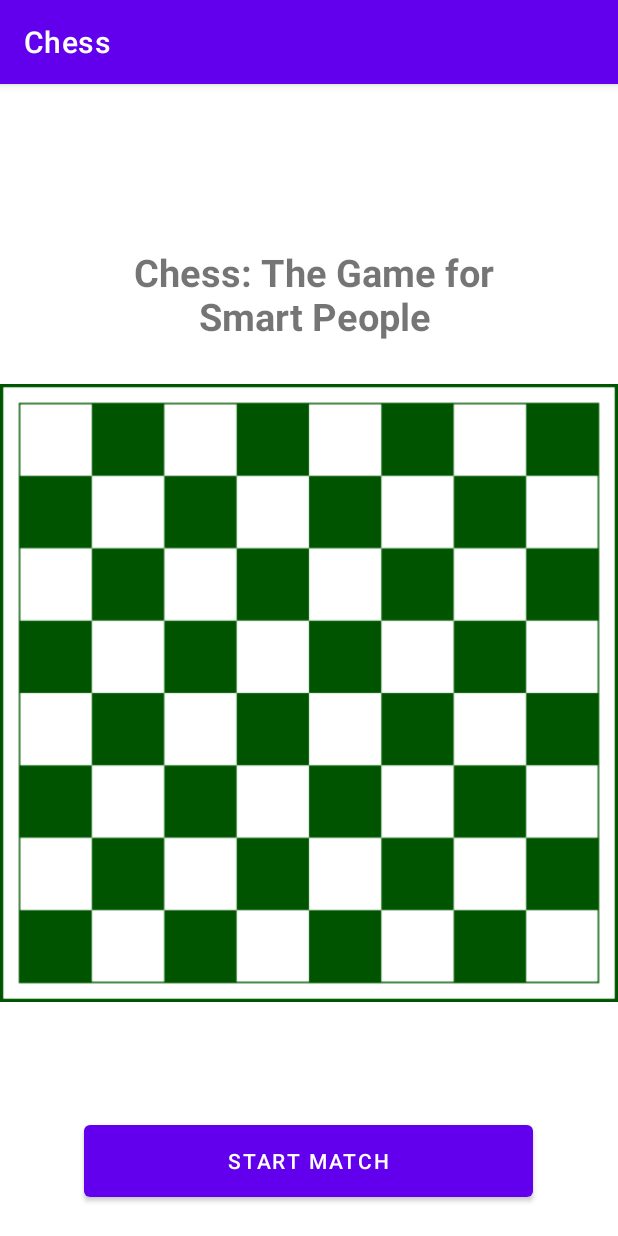
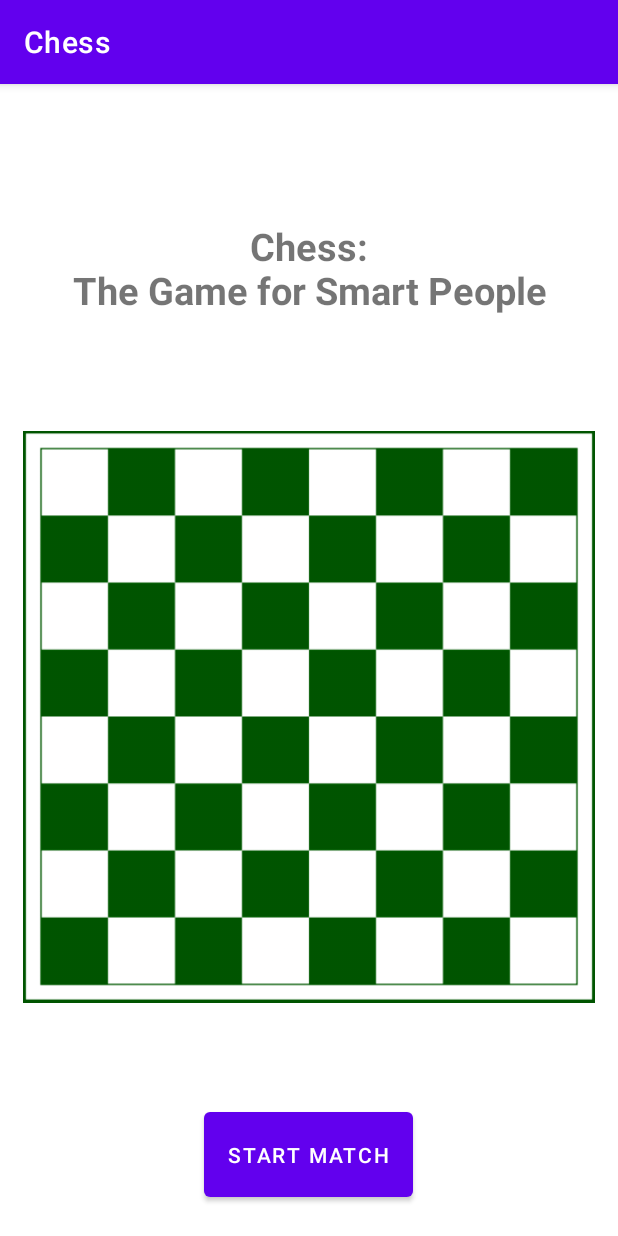
Before and after one commit to GoldenMurrani/ChessApp, an Android app: the screen it shows after launch (MainActivity), on a phone screen of 412 x 824 dp. Run offline under Robolectric (Android 15) with nearby library versions, the light colour scheme and no system bars; Roboto replaces fonts that are not available here.

Commit message:
Main activity screen scale better

```diff
--- a/app/src/main/res/layout/activity_main.xml
+++ b/app/src/main/res/layout/activity_main.xml
@@ -1,46 +1,51 @@
 <?xml version="1.0" encoding="utf-8"?>
-<RelativeLayout xmlns:android="http://schemas.android.com/apk/res/android"
+<LinearLayout xmlns:android="http://schemas.android.com/apk/res/android"
     xmlns:app="http://schemas.android.com/apk/res-auto"
     xmlns:tools="http://schemas.android.com/tools"
     android:layout_width="match_parent"
     android:layout_height="match_parent"
+    android:orientation="vertical"
     tools:context=".MainActivity">
 
-    <Button
-        android:id="@+id/buttonStart"
-        android:layout_width="299dp"
-        android:layout_height="60dp"
-        android:layout_alignParentBottom="true"
-        android:layout_centerHorizontal="true"
-        android:layout_marginStart="20dp"
-        android:layout_marginEnd="20dp"
-        android:layout_marginBottom="20dp"
-        android:onClick="onStart"
-        android:text="@string/start" />
-
-    <ImageView
-        android:id="@+id/imageView"
+    <view
+        android:id="@+id/view"
+        class="androidx.appcompat.widget.ActionMenuView"
         android:layout_width="match_parent"
-        android:layout_height="449dp"
-        android:layout_above="@+id/buttonStart"
-        android:layout_marginBottom="57dp"
-        android:contentDescription="@string/green_chessboard"
-        app:srcCompat="@drawable/green_chessboard" />
+        android:layout_height="64dp"
+        android:layout_weight="1" />
 
     <TextView
         android:id="@+id/textView"
-        android:layout_width="258dp"
-        android:layout_height="79dp"
-        android:layout_above="@+id/imageView"
-        android:layout_alignParentStart="true"
-        android:layout_alignParentEnd="true"
-        android:layout_marginStart="80dp"
-        android:layout_marginEnd="73dp"
-        android:layout_marginBottom="0dp"
+        android:layout_width="match_parent"
+        android:layout_height="wrap_content"
+        android:layout_weight="1"
         android:fontFamily="@font/almendra"
         android:gravity="center"
         android:includeFontPadding="false"
         android:text="@string/game_title"
         android:textSize="25sp"
         android:textStyle="bold" />
-</RelativeLayout>
+
+    <ImageView
+        android:id="@+id/imageView"
+        android:layout_width="wrap_content"
+        android:layout_height="wrap_content"
+        android:layout_margin="15dp"
+        android:layout_weight="5"
+        android:adjustViewBounds="true"
+        android:contentDescription="@string/green_chessboard"
+        app:srcCompat="@drawable/green_chessboard" />
+
+    <Button
+        android:id="@+id/buttonStart"
+        android:layout_width="wrap_content"
+        android:layout_height="wrap_content"
+        android:layout_gravity="center"
+        android:layout_marginStart="20dp"
+        android:layout_marginEnd="20dp"
+        android:layout_marginBottom="20dp"
+        android:layout_weight="1"
+        android:onClick="onStart"
+        android:text="@string/start" />
+
+</LinearLayout>
--- a/app/src/main/res/values/strings.xml
+++ b/app/src/main/res/values/strings.xml
@@ -2,7 +2,7 @@
     <string name="app_name">Chess</string>
     <string name="start">Start Match</string>
     <string name="green_chessboard">Green Chessboard</string>
-    <string name="game_title">Chess: The Game for Smart People</string>
+    <string name="game_title">Chess:\nThe Game for Smart People</string>
     <string name="done">Done</string>
     <string name="resign">Resign</string>
     <string name="turn_suffix">\'s Turn</string>
--- a/build.gradle
+++ b/build.gradle
@@ -1,7 +1,7 @@
 // Top-level build file where you can add configuration options common to all sub-projects/modules.
 plugins {
-    id 'com.android.application' version '7.3.1' apply false
-    id 'com.android.library' version '7.3.1' apply false
+    id 'com.android.application' version '7.2.2' apply false
+    id 'com.android.library' version '7.2.2' apply false
 }
 
 task clean(type: Delete) {
```
